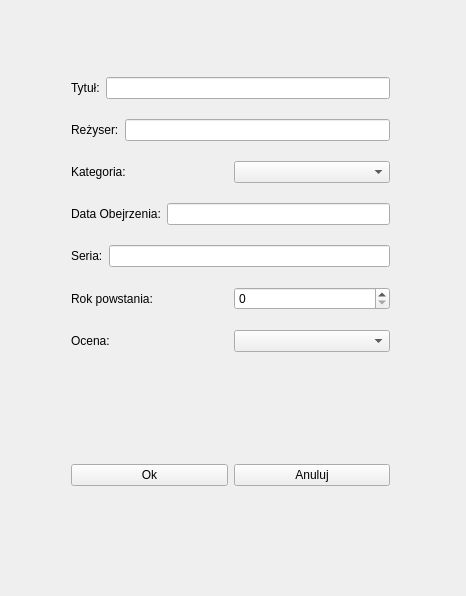
This is AddWindow.ui in mmchruscinski/Project-FilmManager as Qt 5 draws it before an edit. The edited form follows.
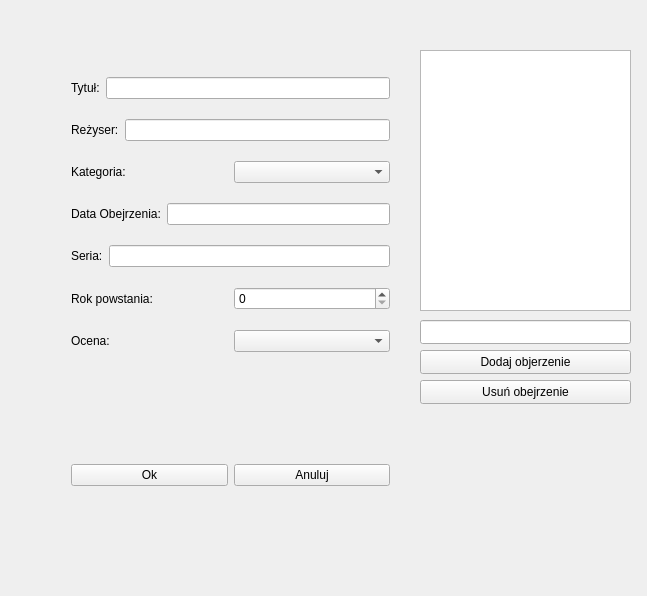
This is the edited form.

The edit to the form file:
```diff
--- a/AddWindow.ui
+++ b/AddWindow.ui
@@ -6,7 +6,7 @@
    <rect>
     <x>0</x>
     <y>0</y>
-    <width>466</width>
+    <width>647</width>
     <height>596</height>
    </rect>
   </property>
@@ -39,7 +39,7 @@
     </item>
    </layout>
   </widget>
-  <widget class="QWidget" name="">
+  <widget class="QWidget" name="layoutWidget">
    <property name="geometry">
     <rect>
      <x>60</x>
@@ -149,6 +149,52 @@
     </item>
    </layout>
   </widget>
+  <widget class="QListView" name="listView">
+   <property name="geometry">
+    <rect>
+     <x>420</x>
+     <y>50</y>
+     <width>211</width>
+     <height>261</height>
+    </rect>
+   </property>
+  </widget>
+  <widget class="QLineEdit" name="lineEdit">
+   <property name="geometry">
+    <rect>
+     <x>420</x>
+     <y>320</y>
+     <width>211</width>
+     <height>24</height>
+    </rect>
+   </property>
+  </widget>
+  <widget class="QPushButton" name="buttonDateAdd">
+   <property name="geometry">
+    <rect>
+     <x>420</x>
+     <y>350</y>
+     <width>211</width>
+     <height>24</height>
+    </rect>
+   </property>
+   <property name="text">
+    <string>Dodaj objerzenie</string>
+   </property>
+  </widget>
+  <widget class="QPushButton" name="pushButton_4">
+   <property name="geometry">
+    <rect>
+     <x>420</x>
+     <y>380</y>
+     <width>211</width>
+     <height>24</height>
+    </rect>
+   </property>
+   <property name="text">
+    <string>Usuń obejrzenie</string>
+   </property>
+  </widget>
  </widget>
  <layoutdefault spacing="6" margin="11"/>
  <resources/>
```
